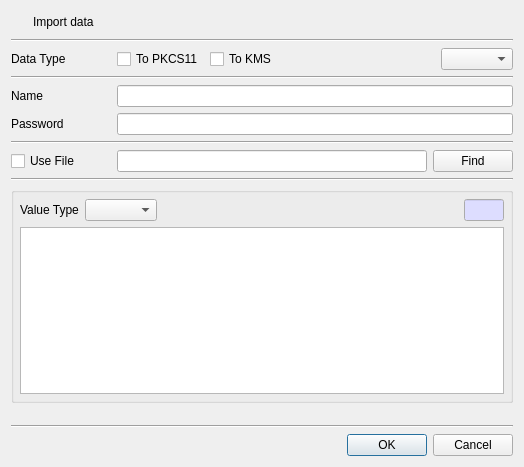
This is CertMan/import_dlg.ui in jykim74/CertMan as Qt 5 draws it before an edit. The edited form follows.
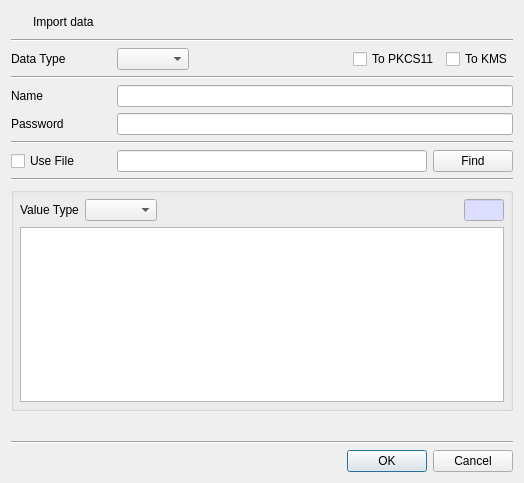
This is the edited form. Icons and pictures are not drawn.

```diff
--- a/CertMan/import_dlg.ui
+++ b/CertMan/import_dlg.ui
@@ -7,7 +7,7 @@
     <x>0</x>
     <y>0</y>
     <width>524</width>
-    <height>467</height>
+    <height>483</height>
    </rect>
   </property>
   <property name="windowTitle">
@@ -92,9 +92,6 @@
        </property>
       </widget>
      </item>
-     <item row="0" column="6">
-      <widget class="QComboBox" name="mDataTypeCombo"/>
-     </item>
      <item row="0" column="4">
       <widget class="QCheckBox" name="mToKMSCheck">
        <property name="text">
@@ -102,7 +99,10 @@
        </property>
       </widget>
      </item>
-     <item row="0" column="5">
+     <item row="0" column="1">
+      <widget class="QComboBox" name="mDataTypeCombo"/>
+     </item>
+     <item row="0" column="2">
       <spacer name="horizontalSpacer">
        <property name="orientation">
         <enum>Qt::Horizontal</enum>
```
Left out of the diff: 1 changed line with no effect on the pictures.
